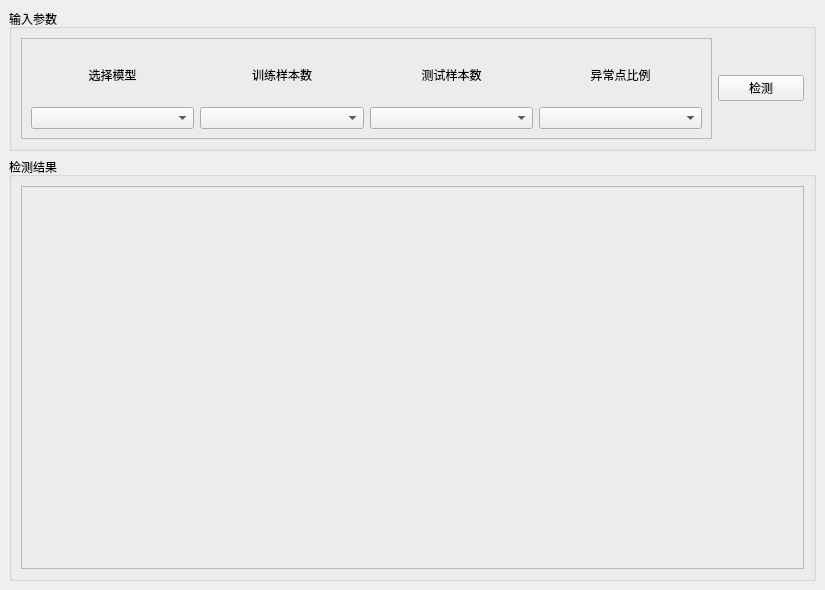
Qt form UserInterface.ui (cgsdfc/outlier-detection-ui) before a commit.
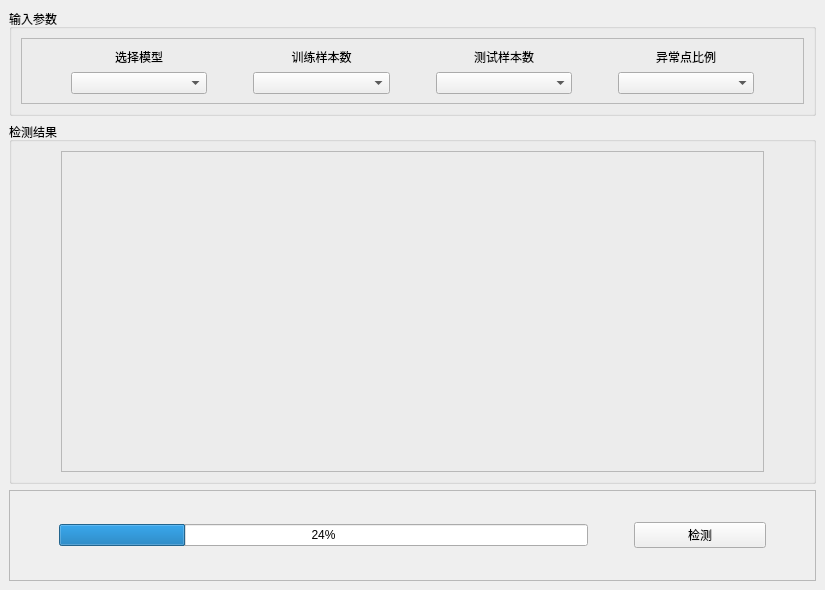
The same form after that commit. Icons and pictures are not drawn.

Commit message: 进度条和按钮放最下面

Diff of the .ui file:
```diff
--- a/UserInterface.ui
+++ b/UserInterface.ui
@@ -1324,45 +1324,17 @@
 }</string>
   </property>
   <widget class="QWidget" name="centralwidget">
-   <layout class="QGridLayout" name="gridLayout_2">
+   <layout class="QGridLayout" name="gridLayout">
     <item row="0" column="0">
-     <layout class="QGridLayout" name="gridLayout" rowstretch="1,3">
-      <item row="1" column="0">
-       <widget class="QGroupBox" name="groupBox">
-        <property name="title">
-         <string>检测结果</string>
-        </property>
-        <layout class="QGridLayout" name="gridLayout_6">
-         <item row="0" column="0">
-          <widget class="QFrame" name="frame_2">
-           <property name="frameShape">
-            <enum>QFrame::StyledPanel</enum>
-           </property>
-           <property name="frameShadow">
-            <enum>QFrame::Raised</enum>
-           </property>
-           <layout class="QGridLayout" name="gridLayout_3">
-            <item row="0" column="0">
-             <widget class="QLabel" name="lb_image">
-              <property name="text">
-               <string/>
-              </property>
-             </widget>
-            </item>
-           </layout>
-          </widget>
-         </item>
-        </layout>
-       </widget>
-      </item>
-      <item row="0" column="0">
+     <layout class="QVBoxLayout" name="verticalLayout" stretch="1,4,1">
+      <item>
        <widget class="QGroupBox" name="groupBox_2">
         <property name="title">
          <string>输入参数</string>
         </property>
         <layout class="QGridLayout" name="gridLayout_7">
          <item row="0" column="0">
-          <layout class="QHBoxLayout" name="horizontalLayout" stretch="8,1">
+          <layout class="QHBoxLayout" name="horizontalLayout" stretch="8">
            <item>
             <widget class="QFrame" name="frame">
              <property name="frameShape">
@@ -1372,17 +1344,10 @@
               <enum>QFrame::Raised</enum>
              </property>
              <layout class="QGridLayout" name="gridLayout_5">
-              <item row="0" column="0">
+              <item row="0" column="1">
                <layout class="QGridLayout" name="gridLayout_4" rowstretch="2,3">
-                <item row="0" column="2">
-                 <widget class="QLabel" name="label_3">
-                  <property name="text">
-                   <string>测试样本数</string>
-                  </property>
-                  <property name="alignment">
-                   <set>Qt::AlignCenter</set>
-                  </property>
-                 </widget>
+                <item row="1" column="0">
+                 <widget class="QComboBox" name="cb_modelName"/>
                 </item>
                 <item row="0" column="0">
                  <widget class="QLabel" name="label">
@@ -1394,19 +1359,26 @@
                   </property>
                  </widget>
                 </item>
-                <item row="1" column="3">
-                 <widget class="QComboBox" name="cb_ratio"/>
-                </item>
-                <item row="1" column="0">
-                 <widget class="QComboBox" name="cb_modelName"/>
-                </item>
-                <item row="1" column="2">
-                 <widget class="QComboBox" name="cb_numTest"/>
-                </item>
                 <item row="1" column="1">
-                 <widget class="QComboBox" name="cb_numTrain"/>
+                 <spacer name="horizontalSpacer_4">
+                  <property name="orientation">
+                   <enum>Qt::Horizontal</enum>
+                  </property>
+                  <property name="sizeType">
+                   <enum>QSizePolicy::Fixed</enum>
+                  </property>
+                  <property name="sizeHint" stdset="0">
+                   <size>
+                    <width>40</width>
+                    <height>20</height>
+                   </size>
+                  </property>
+                 </spacer>
                 </item>
-                <item row="0" column="3">
+                <item row="1" column="4">
+                 <widget class="QComboBox" name="cb_numTest"/>
+                </item>
+                <item row="0" column="6">
                  <widget class="QLabel" name="label_4">
                   <property name="text">
                    <string>异常点比例</string>
@@ -1416,7 +1388,7 @@
                   </property>
                  </widget>
                 </item>
-                <item row="0" column="1">
+                <item row="0" column="2">
                  <widget class="QLabel" name="label_2">
                   <property name="text">
                    <string>训练样本数</string>
@@ -1426,11 +1398,200 @@
                   </property>
                  </widget>
                 </item>
+                <item row="1" column="6">
+                 <widget class="QComboBox" name="cb_ratio"/>
+                </item>
+                <item row="1" column="2">
+                 <widget class="QComboBox" name="cb_numTrain"/>
+                </item>
+                <item row="0" column="4">
+                 <widget class="QLabel" name="label_3">
+                  <property name="text">
+                   <string>测试样本数</string>
+                  </property>
+                  <property name="alignment">
+                   <set>Qt::AlignCenter</set>
+                  </property>
+                 </widget>
+                </item>
+                <item row="1" column="3">
+                 <spacer name="horizontalSpacer_5">
+                  <property name="orientation">
+                   <enum>Qt::Horizontal</enum>
+                  </property>
+                  <property name="sizeType">
+                   <enum>QSizePolicy::Fixed</enum>
+                  </property>
+                  <property name="sizeHint" stdset="0">
+                   <size>
+                    <width>40</width>
+                    <height>20</height>
+                   </size>
+                  </property>
+                 </spacer>
+                </item>
+                <item row="1" column="5">
+                 <spacer name="horizontalSpacer_6">
+                  <property name="orientation">
+                   <enum>Qt::Horizontal</enum>
+                  </property>
+                  <property name="sizeType">
+                   <enum>QSizePolicy::Fixed</enum>
+                  </property>
+                  <property name="sizeHint" stdset="0">
+                   <size>
+                    <width>40</width>
+                    <height>20</height>
+                   </size>
+                  </property>
+                 </spacer>
+                </item>
+                <item row="1" column="7">
+                 <spacer name="horizontalSpacer_10">
+                  <property name="orientation">
+                   <enum>Qt::Horizontal</enum>
+                  </property>
+                  <property name="sizeType">
+                   <enum>QSizePolicy::Fixed</enum>
+                  </property>
+                  <property name="sizeHint" stdset="0">
+                   <size>
+                    <width>40</width>
+                    <height>20</height>
+                   </size>
+                  </property>
+                 </spacer>
+                </item>
                </layout>
               </item>
+              <item row="0" column="0">
+               <spacer name="horizontalSpacer_9">
+                <property name="orientation">
+                 <enum>Qt::Horizontal</enum>
+                </property>
+                <property name="sizeType">
+                 <enum>QSizePolicy::Fixed</enum>
+                </property>
+                <property name="sizeHint" stdset="0">
+                 <size>
+                  <width>40</width>
+                  <height>20</height>
+                 </size>
+                </property>
+               </spacer>
+              </item>
              </layout>
             </widget>
            </item>
+          </layout>
+         </item>
+        </layout>
+       </widget>
+      </item>
+      <item>
+       <widget class="QGroupBox" name="groupBox">
+        <property name="title">
+         <string>检测结果</string>
+        </property>
+        <layout class="QGridLayout" name="gridLayout_6">
+         <item row="0" column="0">
+          <spacer name="horizontalSpacer_7">
+           <property name="orientation">
+            <enum>Qt::Horizontal</enum>
+           </property>
+           <property name="sizeType">
+            <enum>QSizePolicy::Fixed</enum>
+           </property>
+           <property name="sizeHint" stdset="0">
+            <size>
+             <width>40</width>
+             <height>20</height>
+            </size>
+           </property>
+          </spacer>
+         </item>
+         <item row="0" column="1">
+          <widget class="QFrame" name="frame_2">
+           <property name="frameShape">
+            <enum>QFrame::StyledPanel</enum>
+           </property>
+           <property name="frameShadow">
+            <enum>QFrame::Raised</enum>
+           </property>
+           <layout class="QGridLayout" name="gridLayout_3">
+            <item row="0" column="0">
+             <widget class="QLabel" name="lb_image">
+              <property name="text">
+               <string/>
+              </property>
+             </widget>
+            </item>
+           </layout>
+          </widget>
+         </item>
+         <item row="0" column="2">
+          <spacer name="horizontalSpacer_8">
+           <property name="orientation">
+            <enum>Qt::Horizontal</enum>
+           </property>
+           <property name="sizeType">
+            <enum>QSizePolicy::Fixed</enum>
+           </property>
+           <property name="sizeHint" stdset="0">
+            <size>
+             <width>40</width>
+             <height>20</height>
+            </size>
+           </property>
+          </spacer>
+         </item>
+        </layout>
+       </widget>
+      </item>
+      <item>
+       <widget class="QFrame" name="frame_3">
+        <property name="frameShape">
+         <enum>QFrame::StyledPanel</enum>
+        </property>
+        <property name="frameShadow">
+         <enum>QFrame::Raised</enum>
+        </property>
+        <layout class="QGridLayout" name="gridLayout_2">
+         <item row="0" column="0">
+          <layout class="QHBoxLayout" name="horizontalLayout_2" stretch="0,4,0,1,0">
+           <item>
+            <spacer name="horizontalSpacer_2">
+             <property name="orientation">
+              <enum>Qt::Horizontal</enum>
+             </property>
+             <property name="sizeHint" stdset="0">
+              <size>
+               <width>40</width>
+               <height>20</height>
+              </size>
+             </property>
+            </spacer>
+           </item>
+           <item>
+            <widget class="QProgressBar" name="pgb_evaluator">
+             <property name="value">
+              <number>24</number>
+             </property>
+            </widget>
+           </item>
+           <item>
+            <spacer name="horizontalSpacer">
+             <property name="orientation">
+              <enum>Qt::Horizontal</enum>
+             </property>
+             <property name="sizeHint" stdset="0">
+              <size>
+               <width>40</width>
+               <height>20</height>
+              </size>
+             </property>
+            </spacer>
+           </item>
            <item>
             <widget class="QPushButton" name="pb_runDetect">
              <property name="text">
@@ -1438,6 +1599,19 @@
              </property>
             </widget>
            </item>
+           <item>
+            <spacer name="horizontalSpacer_3">
+             <property name="orientation">
+              <enum>Qt::Horizontal</enum>
+             </property>
+             <property name="sizeHint" stdset="0">
+              <size>
+               <width>40</width>
+               <height>20</height>
+              </size>
+             </property>
+            </spacer>
+           </item>
           </layout>
          </item>
         </layout>
```
Left out of the diff: 2 changed lines with no effect on the pictures.
